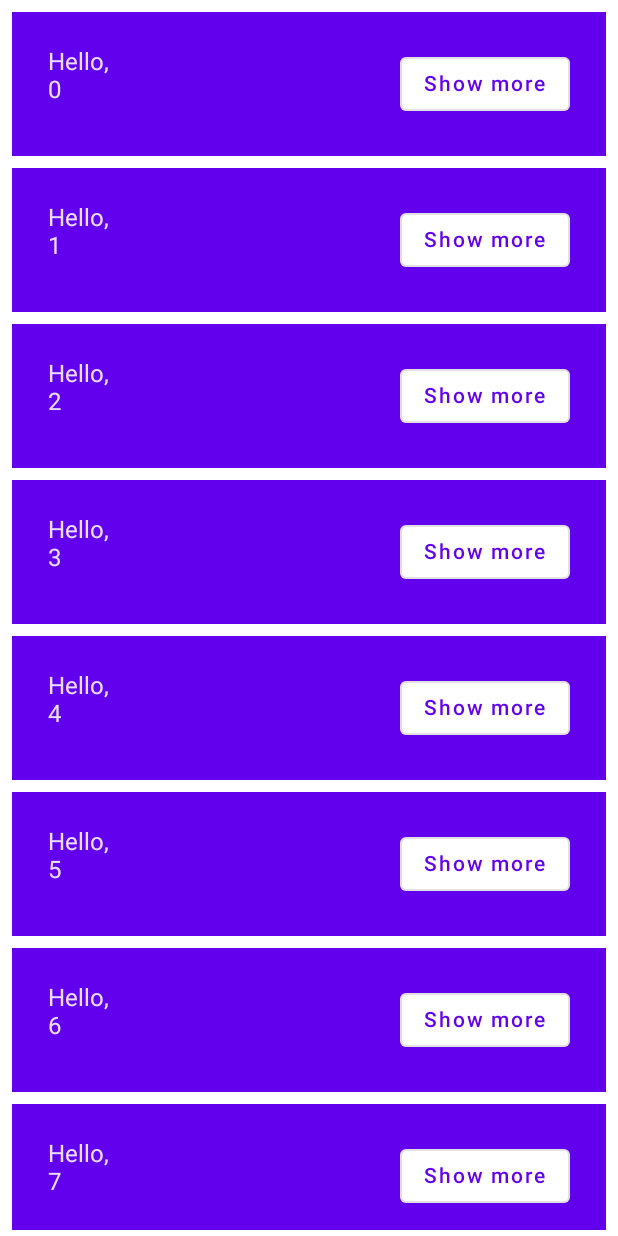
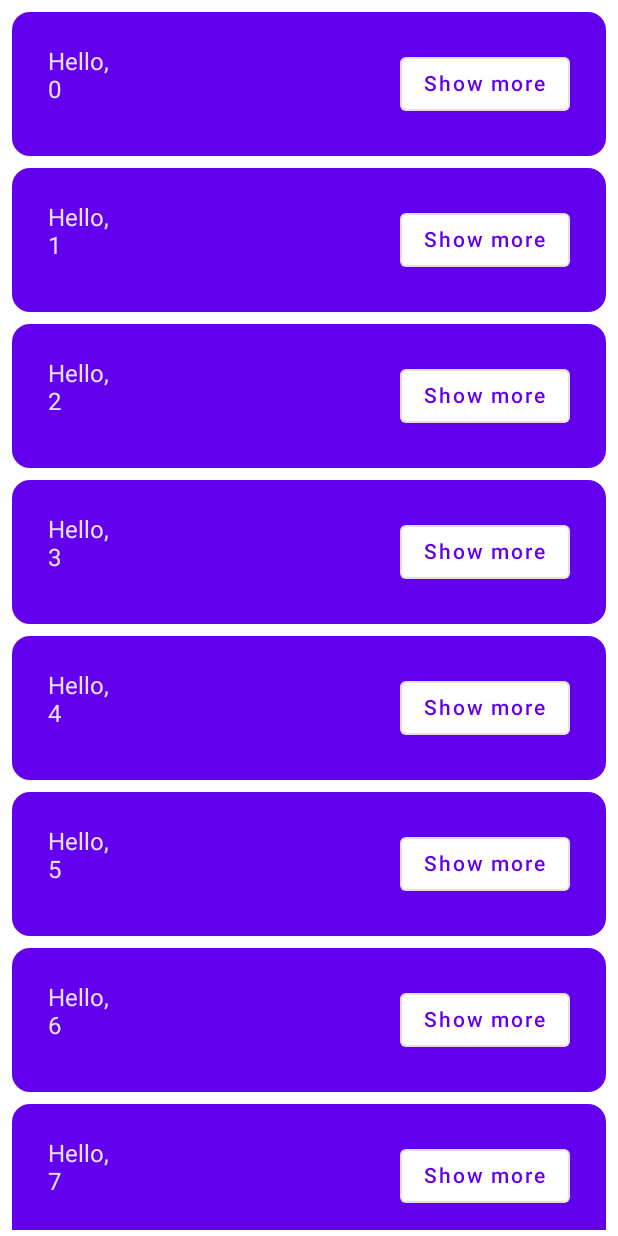
Before and after one commit to Augustinekan/Compose-Basics, an Android app built with Jetpack Compose: the screen it shows after launch (MainActivity), after a tap on "Continue", on a phone screen of 412 x 824 dp. Run offline under Robolectric (Android 15) with nearby library versions, the phone set to English and light mode, and no system bars.

Commit message:
animate and round tiles

```diff
--- a/app/src/main/java/com/example/composebasics/MainActivity.kt
+++ b/app/src/main/java/com/example/composebasics/MainActivity.kt
@@ -3,9 +3,12 @@ package com.example.composebasics
 import android.os.Bundle
 import androidx.activity.ComponentActivity
 import androidx.activity.compose.setContent
+import androidx.compose.animation.core.animateDpAsState
+import androidx.compose.foundation.border
 import androidx.compose.foundation.layout.*
 import androidx.compose.foundation.lazy.LazyColumn
 import androidx.compose.foundation.lazy.items
+import androidx.compose.foundation.shape.RoundedCornerShape
 import androidx.compose.material.*
 import androidx.compose.runtime.*
 import androidx.compose.runtime.saveable.rememberSaveable
@@ -59,12 +62,13 @@ fun GreetingsComposable(modifier: Modifier = Modifier, names: List<String> = Lis
     }
 }
 @Composable
-fun Greeting(name: String) {
+fun Greeting(name: String,modifier: Modifier = Modifier) {
     val expanded = remember { mutableStateOf(false) }
 
-    val extraPadding = if (expanded.value) 48.dp else 0.dp
+    val extraPadding by animateDpAsState(if (expanded.value) 48.dp else 0.dp);
 
-    Surface(color = MaterialTheme.colors.primary,modifier = Modifier.padding(vertical = 4.dp, horizontal = 8.dp)
+    Surface(color = MaterialTheme.colors.primary,modifier = modifier.padding(vertical = 4.dp, horizontal = 8.dp),
+        shape = RoundedCornerShape(12.dp)
     ) {
         Row(
             modifier = Modifier.padding(24.dp)
```
